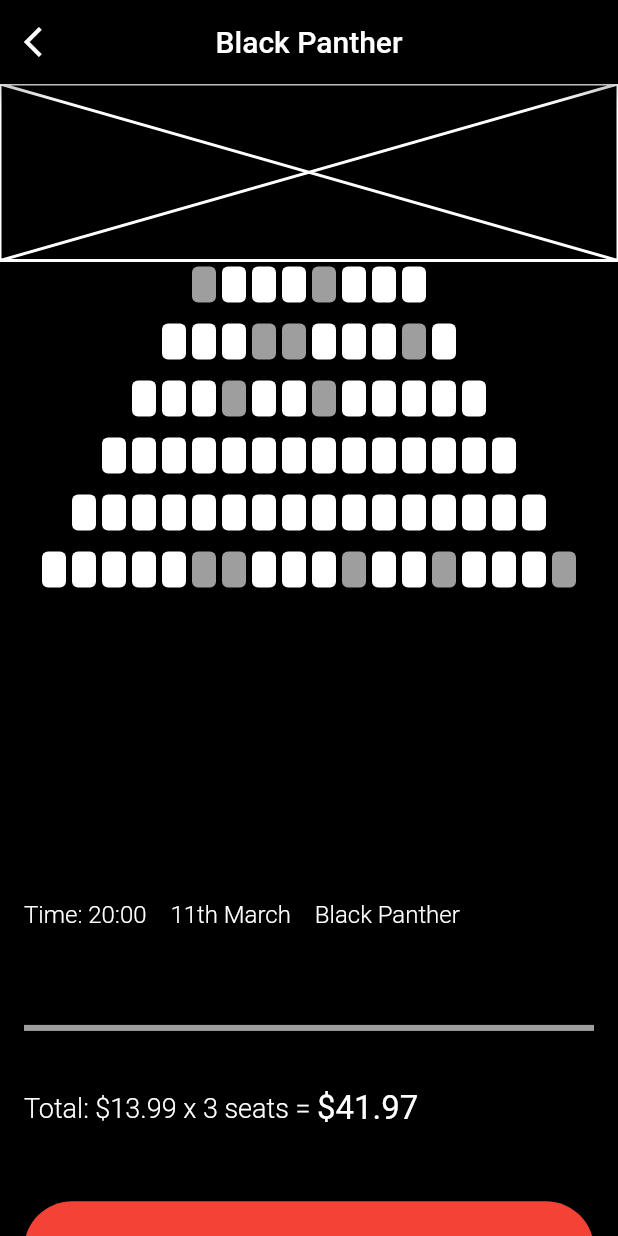
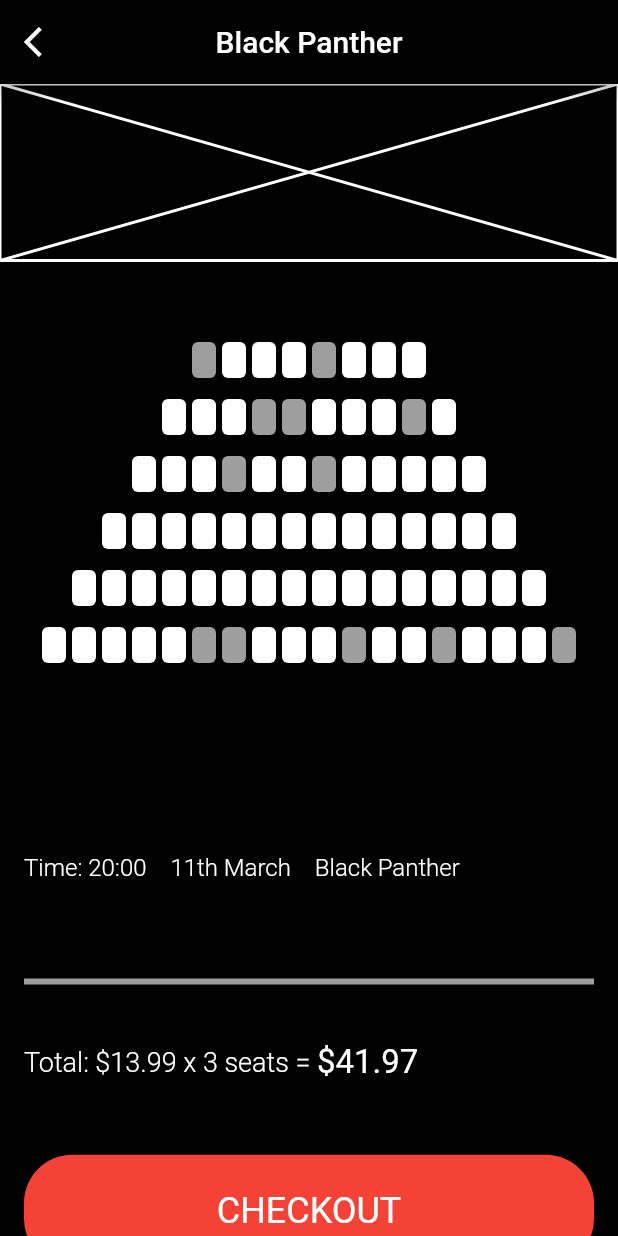
Before and after one commit to JAICHANGPARK/flutter_notebook_8th_story, a Flutter app: the screen it shows after launch, on a phone screen of 412 x 824 dp. Run offline on Flutter 3.47's test engine with Material 2 defaults, Android fonts, the phone set to English and light mode, and no system bars; our stand-ins replace badges, flutter_hooks, google_fonts, hooks_riverpod, state_notifier.

Commit message:
Update cinema_app.dart

```diff
--- a/lib/ep574_cinema_app/cinema_app.dart
+++ b/lib/ep574_cinema_app/cinema_app.dart
@@ -51,9 +51,11 @@ class _ReservePageState extends State<ReservePage> {
                 color: Colors.white,
               ),
             ),
+            SizedBox(height: 24,),
             Container(
-              height: MediaQuery.of(context).size.height / 2.5,
+              height: MediaQuery.of(context).size.height / 3,
               child: Column(
+                mainAxisAlignment: MainAxisAlignment.center,
                 children: [
                   Container(
                     height: 32,
```
